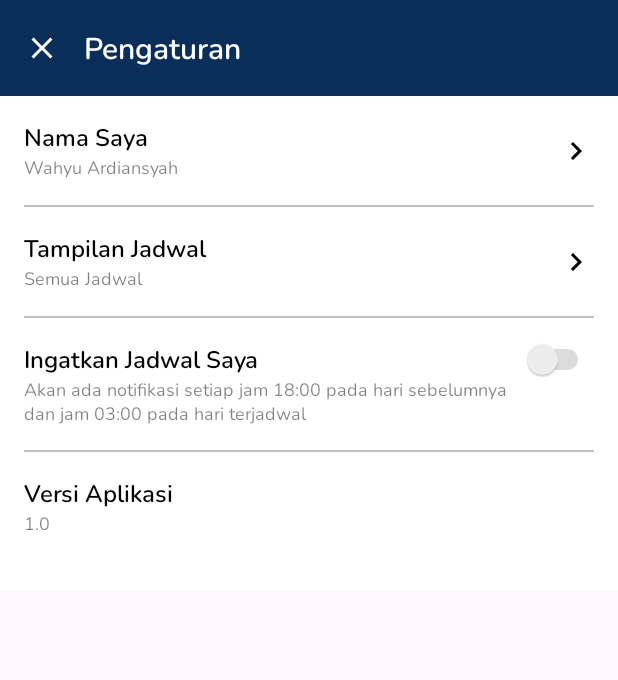
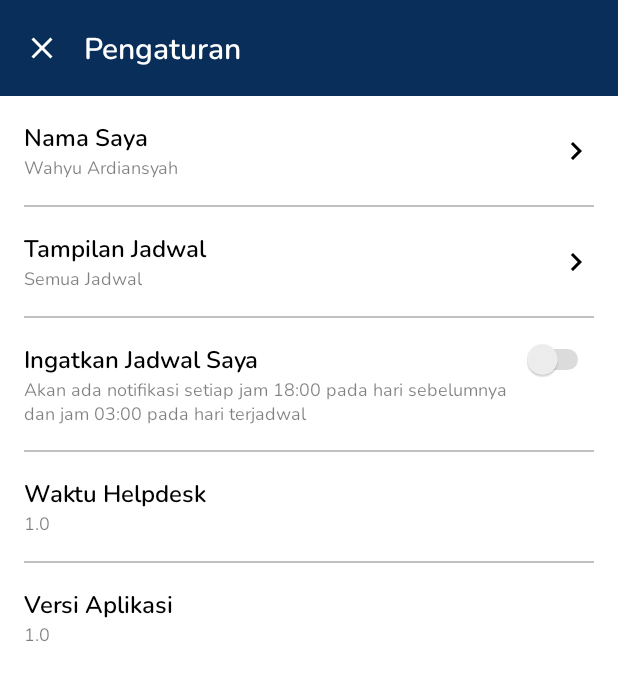
Before and after one commit to ardiwahyu/hd-sbf, an Android app: the layout fragment_setting_bottom_sheet.xml on its own in the app's theme, with its tools: preview values and no code run, on a phone screen of 412 x 824 dp. Shown: the top 680 px of the screen. Run offline under Robolectric (Android 15) with nearby library versions, the phone set to English and light mode, and no system bars.

```diff
--- a/app/build.gradle.kts
+++ b/app/build.gradle.kts
@@ -73,6 +73,7 @@ dependencies {
     implementation(libs.hilt.android)
     implementation(libs.hilt.common)
     implementation(libs.hilt.work)
+    implementation(libs.activity)
     kapt(libs.hilt.android.compiler)
     kapt(libs.hilt.compiler)
 
--- a/app/src/main/AndroidManifest.xml
+++ b/app/src/main/AndroidManifest.xml
@@ -1,11 +1,11 @@
 <?xml version="1.0" encoding="utf-8"?>
 <manifest xmlns:android="http://schemas.android.com/apk/res/android"
     xmlns:tools="http://schemas.android.com/tools">
-    <uses-permission android:name="android.permission.INTERNET"/>
 
+    <uses-permission android:name="android.permission.INTERNET" />
     <uses-permission android:name="android.permission.POST_NOTIFICATIONS" />
     <uses-permission android:name="android.permission.VIBRATE" />
-    <uses-permission android:name="android.permission.RECEIVE_BOOT_COMPLETED"/>
+    <uses-permission android:name="android.permission.RECEIVE_BOOT_COMPLETED" />
 
     <application
         android:name=".BaseApplication"
--- a/app/src/main/java/com/bm/hdsbf/data/local/db/dao/ScheduleDao.kt
+++ b/app/src/main/java/com/bm/hdsbf/data/local/db/dao/ScheduleDao.kt
@@ -19,7 +19,7 @@ interface ScheduleDao {
     @Query("SELECT * FROM schedule")
     suspend fun getAllSchedule(): List<ScheduleVo>
 
-    @Query("SELECT * FROM schedule WHERE name = :name")
+    @Query("SELECT * FROM schedule WHERE name = :name OR type LIKE 'OFF%'")
     suspend fun getAllScheduleByName(name: String): List<ScheduleVo>
 
     @Query("SELECT * FROM schedule WHERE month = :month AND date = :date ORDER BY type ASC")
--- a/app/src/main/java/com/bm/hdsbf/ui/setting/SettingFragment.kt
+++ b/app/src/main/java/com/bm/hdsbf/ui/setting/SettingFragment.kt
@@ -132,6 +132,10 @@ class SettingFragment : BottomSheetDialogFragment() {
         binding.scReminder.setOnCheckedChangeListener { _, b -> preferenceClass.setReminder(b) }
         binding.tvScReminder.setOnClickListener { binding.scReminder.performClick() }
 
+        val timeHelpdesk = preferenceClass.getTimeSchedule()
+        binding.tvTimeHelpdesk.text =
+            timeHelpdesk?.keys?.sorted()?.joinToString(separator = "\n") { "$it : ${timeHelpdesk[it]}" }
+
         binding.tvVersi.text = BuildConfig.VERSION_NAME
     }
 
--- a/app/src/main/res/layout/fragment_setting_bottom_sheet.xml
+++ b/app/src/main/res/layout/fragment_setting_bottom_sheet.xml
@@ -179,6 +179,36 @@
         android:layout_width="match_parent"
         android:layout_height="wrap_content"
         android:orientation="vertical"
+        android:padding="16dp">
+
+        <TextView
+            android:layout_width="match_parent"
+            android:layout_height="wrap_content"
+            android:text="Waktu Helpdesk"
+            android:fontFamily="@font/nunito_semi_bold"
+            android:textColor="@color/black"
+            android:textSize="16sp"/>
+
+        <TextView
+            android:id="@+id/tv_time_helpdesk"
+            android:layout_width="wrap_content"
+            android:layout_height="wrap_content"
+            tools:text="1.0"
+            android:textColor="@color/textShadow"
+            android:fontFamily="@font/nunito_regular"
+            android:textSize="12sp"/>
+    </androidx.appcompat.widget.LinearLayoutCompat>
+
+    <View
+        android:layout_width="match_parent"
+        android:layout_height="1dp"
+        android:background="@drawable/layout_divider"
+        android:layout_marginHorizontal="16dp"/>
+
+    <androidx.appcompat.widget.LinearLayoutCompat
+        android:layout_width="match_parent"
+        android:layout_height="wrap_content"
+        android:orientation="vertical"
         android:padding="16dp"
         android:layout_marginBottom="20dp">
 
```
Also changed, not shown: app/src/main/java/com/bm/hdsbf/BaseApplication.kt (+17 -0 lines), app/src/main/java/com/bm/hdsbf/data/local/sp/PreferenceClass.kt (+9 -0 lines), app/src/main/java/com/bm/hdsbf/ui/main/MainActivity.kt (+29 -14 lines), app/src/main/java/com/bm/hdsbf/ui/schedule/ScheduleActivity.kt (+7 -2 lines), app/src/main/java/com/bm/hdsbf/utils/ViewUtil.kt (+16 -0 lines), app/src/main/res/layout/dialog_error.xml (added, +42 -0 lines), gradle/libs.versions.toml (+6 -4 lines).
